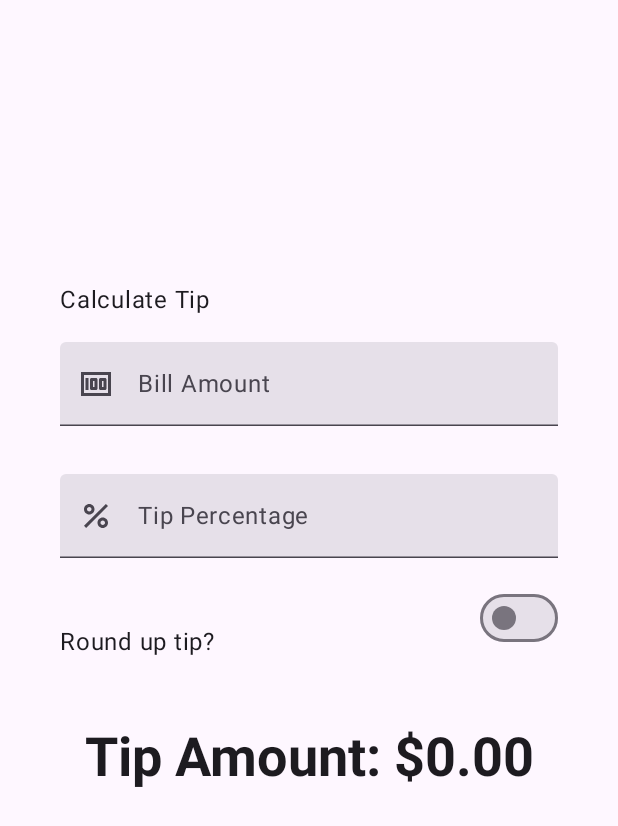
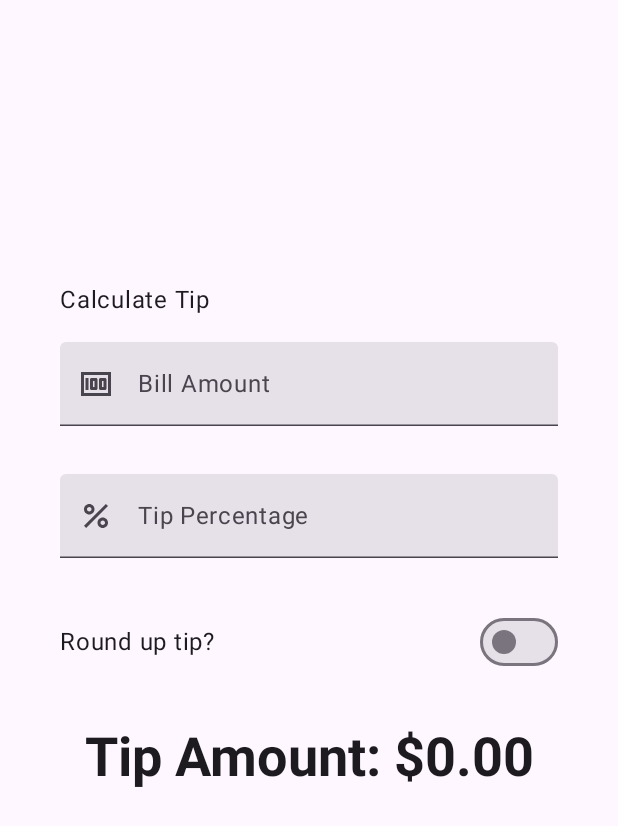
Before and after one commit to LienNgocNgo/AndroidBasicsComposeCourse, an Android app built with Jetpack Compose: the screen it shows after launch (MainActivity), on a phone screen of 412 x 824 dp. Shown: the top 826 px of the screen. Run offline under Robolectric (Android 15) with nearby library versions, the phone set to English and light mode, and no system bars.

Commit message:
Update Tip Calculator UI

```diff
--- a/TipCalculator/app/src/main/java/com/example/tiptime/MainActivity.kt
+++ b/TipCalculator/app/src/main/java/com/example/tiptime/MainActivity.kt
@@ -21,6 +21,7 @@ import androidx.activity.compose.setContent
 import androidx.activity.enableEdgeToEdge
 import androidx.annotation.DrawableRes
 import androidx.annotation.StringRes
+import androidx.compose.foundation.background
 import androidx.compose.foundation.layout.Arrangement
 import androidx.compose.foundation.layout.Column
 import androidx.compose.foundation.layout.Row
@@ -51,6 +52,7 @@ import androidx.compose.runtime.remember
 import androidx.compose.runtime.setValue
 import androidx.compose.ui.Alignment
 import androidx.compose.ui.Modifier
+import androidx.compose.ui.res.colorResource
 import androidx.compose.ui.res.painterResource
 import androidx.compose.ui.res.stringResource
 import androidx.compose.ui.text.input.ImeAction
@@ -111,7 +113,9 @@ fun TipTimeLayout() {
                 keyboardType = KeyboardType.Number,
                 imeAction = ImeAction.Next
             ),
-            modifier = Modifier.padding(bottom = 32.dp).fillMaxWidth()
+            modifier = Modifier
+                .padding(bottom = 32.dp)
+                .fillMaxWidth()
         )
         EditNumberField(
             label = R.string.how_was_the_service,
@@ -122,13 +126,16 @@ fun TipTimeLayout() {
                 keyboardType = KeyboardType.Number,
                 imeAction = ImeAction.Done
             ),
-            modifier = Modifier.padding(bottom = 32.dp).fillMaxWidth()
+            modifier = Modifier
+                .padding(bottom = 32.dp)
+                .fillMaxWidth()
         )
         RoundTheTipRow(
             roundUp = roundUp,
             onRoundUpChanged = { roundUp = it },
-            modifier = Modifier.padding(bottom = 32.dp)
+            modifier = Modifier.fillMaxWidth()
         )
+        Spacer(modifier = Modifier.height(32.dp))
         Text(
             text = stringResource(R.string.tip_amount, tip),
             style = MaterialTheme.typography.displaySmall
@@ -165,17 +172,19 @@ fun RoundTheTipRow(
 ) {
     Row(
         modifier = modifier
-            .fillMaxWidth()
-            .size(48.dp),
-        verticalAlignment = Alignment.CenterVertically
+            .size(48.dp)
     ) {
-        Text(text = stringResource(R.string.round_up_tip))
+        Text(
+            text = stringResource(R.string.round_up_tip),
+            modifier = Modifier
+                .align(Alignment.CenterVertically)
+        )
         Switch(
             checked = roundUp,
             onCheckedChange = onRoundUpChanged,
             modifier = modifier
-                .fillMaxWidth()
-                .wrapContentWidth(Alignment.End),
+                .align(Alignment.CenterVertically)
+                .wrapContentWidth(Alignment.End)
         )
     }
 }
--- /dev/null
+++ b/TipCalculator/app/src/main/res/values/colors.xml
@@ -0,0 +1,5 @@
+<?xml version="1.0" encoding="utf-8"?>
+<resources>
+    <color name="black">#000000</color>
+    <color name="white">#FFFFFF</color>
+</resources>
```
